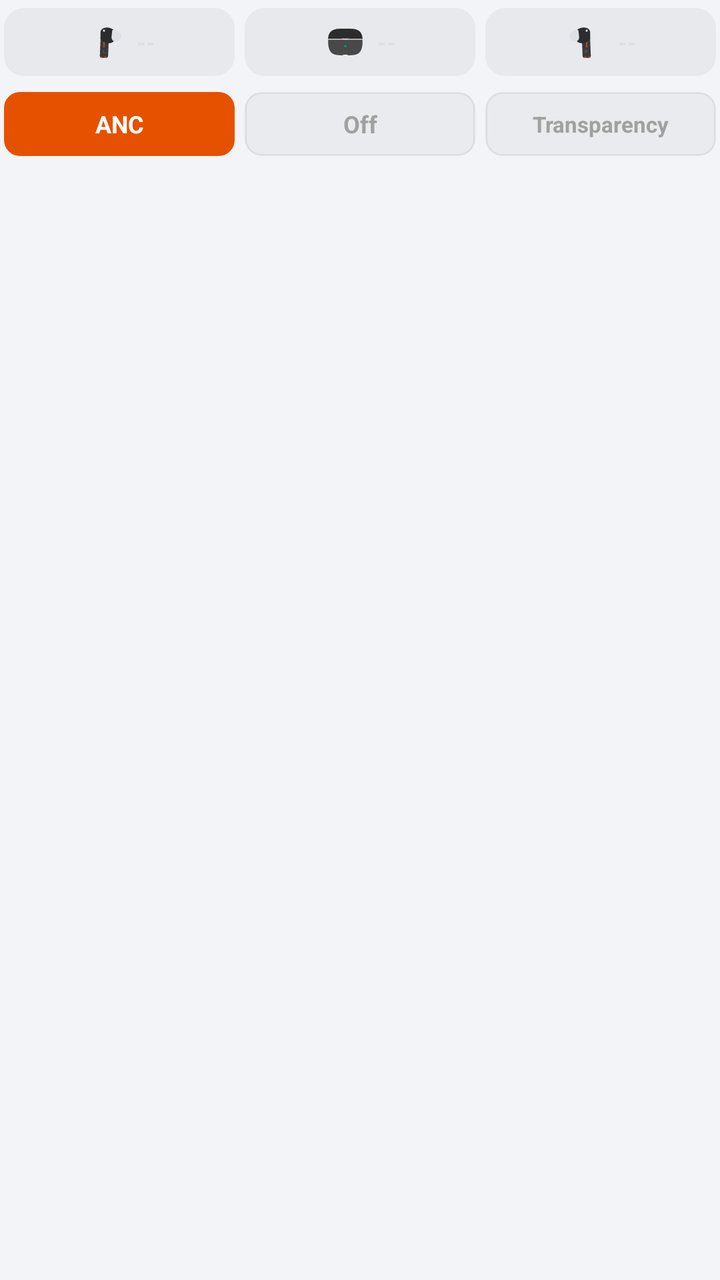
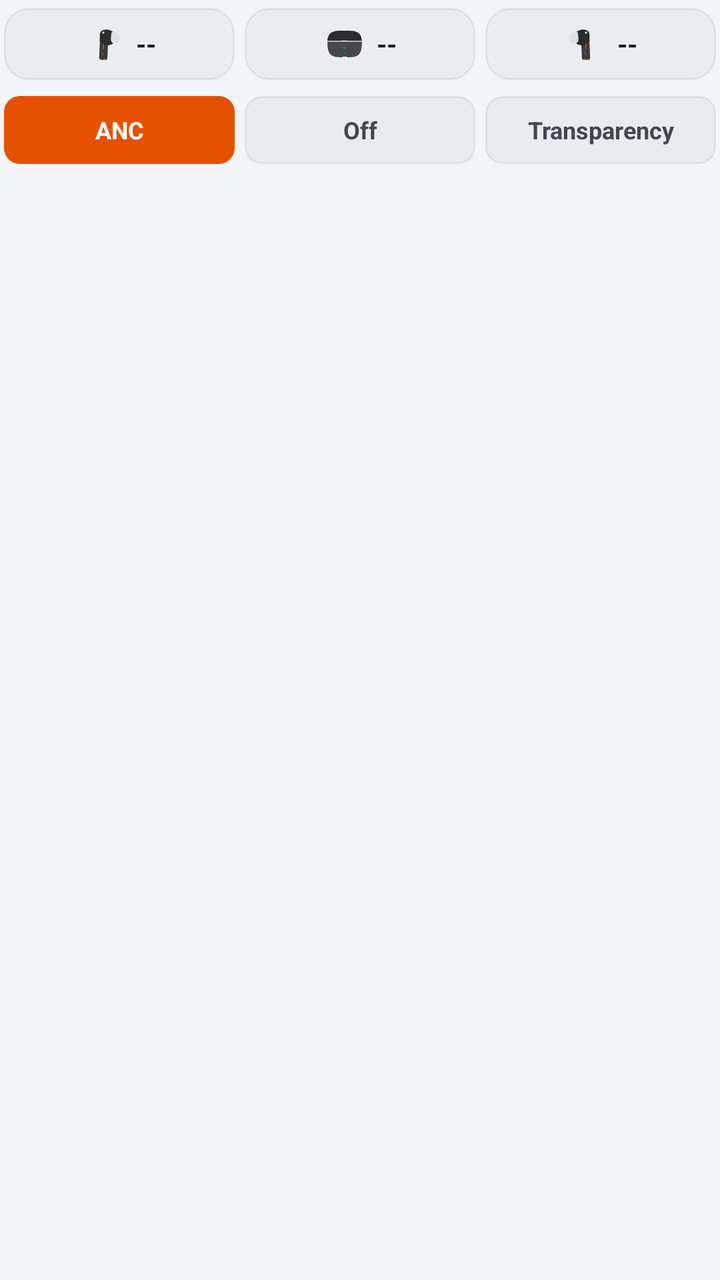

Screens rendered from an Android XML layout before and after an edit, with the pre-edit source and the edit as a unified diff.
<!-- AndroidManifest.xml: application theme AppTheme -->
<!-- res/layout/notification_buds_expanded.xml -->
<?xml version="1.0" encoding="utf-8"?>
<LinearLayout xmlns:android="http://schemas.android.com/apk/res/android"
    android:layout_width="match_parent"
    android:layout_height="wrap_content"
    android:orientation="vertical"
    android:paddingVertical="4dp"
    android:paddingHorizontal="2dp">

    
    <LinearLayout
        android:layout_width="match_parent"
        android:layout_height="wrap_content"
        android:orientation="horizontal"
        android:gravity="center_vertical"
        android:layout_marginBottom="8dp">

        
        <LinearLayout
            android:layout_width="0dp"
            android:layout_height="wrap_content"
            android:layout_weight="1"
            android:orientation="horizontal"
            android:gravity="center"
            android:background="@drawable/bg_notif_pill"
            android:paddingVertical="6dp"
            android:paddingHorizontal="6dp"
            android:layout_marginEnd="3dp">

            <ImageView
                android:id="@+id/notif_iv_left"
                android:layout_width="22dp"
                android:layout_height="22dp"
                android:src="@drawable/ic_earbud_left" />

            <TextView
                android:id="@+id/notif_tv_left"
                android:layout_width="wrap_content"
                android:layout_height="wrap_content"
                android:text="--"
                android:textStyle="bold"
                android:textSize="12sp"
                android:textColor="#E0E0E0"
                android:layout_marginStart="5dp" />

            <ImageView
                android:id="@+id/notif_iv_charge_left"
                android:layout_width="11dp"
                android:layout_height="11dp"
                android:src="@drawable/ic_charging_bolt"
                android:visibility="gone"
                android:layout_marginStart="2dp" />
        </LinearLayout>

        
        <LinearLayout
            android:layout_width="0dp"
            android:layout_height="wrap_content"
            android:layout_weight="1"
            android:orientation="horizontal"
            android:gravity="center"
            android:background="@drawable/bg_notif_pill"
            android:paddingVertical="6dp"
            android:paddingHorizontal="6dp"
            android:layout_marginHorizontal="2dp">

            <ImageView
                android:id="@+id/notif_iv_case"
                android:layout_width="22dp"
                android:layout_height="22dp"
                android:src="@drawable/ic_case" />

            <TextView
                android:id="@+id/notif_tv_case"
                android:layout_width="wrap_content"
                android:layout_height="wrap_content"
                android:text="--"
                android:textStyle="bold"
                android:textSize="12sp"
                android:textColor="#E0E0E0"
                android:layout_marginStart="5dp" />

            <ImageView
                android:id="@+id/notif_iv_charge_case"
                android:layout_width="11dp"
                android:layout_height="11dp"
                android:src="@drawable/ic_charging_bolt"
                android:visibility="gone"
                android:layout_marginStart="2dp" />
        </LinearLayout>

        
        <LinearLayout
            android:layout_width="0dp"
            android:layout_height="wrap_content"
            android:layout_weight="1"
            android:orientation="horizontal"
            android:gravity="center"
            android:background="@drawable/bg_notif_pill"
            android:paddingVertical="6dp"
            android:paddingHorizontal="6dp"
            android:layout_marginStart="3dp">

            <ImageView
                android:id="@+id/notif_iv_right"
                android:layout_width="22dp"
                android:layout_height="22dp"
                android:src="@drawable/ic_earbud_right" />

            <TextView
                android:id="@+id/notif_tv_right"
                android:layout_width="wrap_content"
                android:layout_height="wrap_content"
                android:text="--"
                android:textStyle="bold"
                android:textSize="12sp"
                android:textColor="#E0E0E0"
                android:layout_marginStart="5dp" />

            <ImageView
                android:id="@+id/notif_iv_charge_right"
                android:layout_width="11dp"
                android:layout_height="11dp"
                android:src="@drawable/ic_charging_bolt"
                android:visibility="gone"
                android:layout_marginStart="2dp" />
        </LinearLayout>
    </LinearLayout>

    
    <LinearLayout
        android:id="@+id/notif_ll_anc_controls"
        android:layout_width="match_parent"
        android:layout_height="wrap_content"
        android:orientation="horizontal"
        android:gravity="center_vertical">

        
        <TextView
            android:id="@+id/notif_btn_anc"
            android:layout_width="0dp"
            android:layout_height="32dp"
            android:layout_weight="1"
            android:gravity="center"
            android:text="ANC"
            android:textStyle="bold"
            android:textSize="12sp"
            android:textColor="#FFFFFF"
            android:background="@drawable/bg_notif_anc_active"
            android:layout_marginEnd="3dp" />

        
        <TextView
            android:id="@+id/notif_btn_off"
            android:layout_width="0dp"
            android:layout_height="32dp"
            android:layout_weight="1"
            android:gravity="center"
            android:text="Off"
            android:textStyle="bold"
            android:textSize="12sp"
            android:textColor="#A0A0A0"
            android:background="@drawable/bg_notif_anc_inactive"
            android:layout_marginHorizontal="2dp" />

        
        <TextView
            android:id="@+id/notif_btn_trans"
            android:layout_width="0dp"
            android:layout_height="32dp"
            android:layout_weight="1"
            android:gravity="center"
            android:text="Transparency"
            android:textStyle="bold"
            android:textSize="11sp"
            android:textColor="#A0A0A0"
            android:background="@drawable/bg_notif_anc_inactive"
            android:layout_marginStart="3dp" />
    </LinearLayout>
</LinearLayout>
<!-- resources referenced by this layout -->
<resources>
  <!-- drawable bg_notif_anc_active (drawable) -->
  <?xml version="1.0" encoding="utf-8"?>
  <shape xmlns:android="http://schemas.android.com/apk/res/android"
      android:shape="rectangle">
      <solid android:color="@color/primary" />
      <corners android:radius="8dp" />
  </shape>
  <!-- drawable bg_notif_anc_inactive (drawable) -->
  <?xml version="1.0" encoding="utf-8"?>
  <shape xmlns:android="http://schemas.android.com/apk/res/android"
      android:shape="rectangle">
      <solid android:color="#14808080" />
      <stroke android:width="1dp" android:color="#24808080" />
      <corners android:radius="8dp" />
  </shape>
  <!-- drawable bg_notif_pill (drawable) -->
  <?xml version="1.0" encoding="utf-8"?>
  <shape xmlns:android="http://schemas.android.com/apk/res/android"
      android:shape="rectangle">
      <solid android:color="#18808080" />
      <corners android:radius="10dp" />
  </shape>
  <!-- drawable ic_case (drawable) -->
  <vector xmlns:android="http://schemas.android.com/apk/res/android"
      android:width="56dp"
      android:height="56dp"
      android:viewportWidth="64"
      android:viewportHeight="64">
  
      
      <path
          android:fillColor="@color/case_color"
          android:pathData="M16,14 C20,12 44,12 48,14 C55,16 57,24 57,32 C57,40 55,48 48,50 C44,52 20,52 16,50 C9,48 7,40 7,32 C7,24 9,16 16,14 Z" />
  
      
      <path
          android:fillColor="@color/bud_color"
          android:pathData="M16,14 C20,12 44,12 48,14 C55,16 57,22 57,28 L7,28 C7,22 9,16 16,14 Z" />
  
      
      <path
          android:strokeColor="@color/bg_dark"
          android:strokeWidth="1.2"
          android:pathData="M7,28 L57,28" />
  
      
      <path
          android:fillColor="@color/card_border"
          android:pathData="M27,27 C27,29 37,29 37,27 Z" />
  
      
      <path
          android:fillColor="@color/success"
          android:pathData="M32,36 A2,2 0 1,0 32,40 A2,2 0 1,0 32,36 Z" />
  
      
      <path
          android:strokeColor="@color/bg_dark"
          android:strokeWidth="1"
          android:strokeLineCap="round"
          android:pathData="M29,51 L35,51" />
  </vector>
  <!-- drawable ic_charging_bolt (drawable) -->
  <vector xmlns:android="http://schemas.android.com/apk/res/android"
      android:width="16dp"
      android:height="16dp"
      android:viewportWidth="24"
      android:viewportHeight="24">
      <path
          android:fillColor="@color/success"
          android:pathData="M7,2v11h3v9l7,-12h-4l4,-8z"/>
  </vector>
  <style name="AppTheme" parent="@android:style/Theme.DeviceDefault.Light.NoActionBar">
          <item name="android:windowBackground">@color/bg_dark</item>
          <item name="android:colorBackground">@color/bg_dark</item>
          <item name="android:statusBarColor">@color/bg_dark</item>
          <item name="android:windowLightStatusBar">true</item>
          <item name="android:navigationBarColor">@color/bg_dark</item>
          <item name="android:windowLightNavigationBar">true</item>
      </style>
  <color name="primary">#E65100</color>
  <color name="case_color">#48484A</color>
  <color name="bud_color">#2C2C2E</color>
  <color name="bg_dark">#F2F4F7</color>
  <color name="card_border">#DDE1E6</color>
  <color name="success">#198754</color>
  <color name="bud_stem">#3A3A3C</color>
  <color name="text_dim">#555558</color>
</resources>

<!-- the commit's change to res/layout/notification_buds_expanded.xml (unified diff, before → after) -->
@@ -22,7 +22,7 @@
             android:orientation="horizontal"
             android:gravity="center"
             android:background="@drawable/bg_notif_pill"
-            android:paddingVertical="6dp"
+            android:paddingVertical="7dp"
             android:paddingHorizontal="6dp"
             android:layout_marginEnd="3dp">
 
@@ -38,14 +38,14 @@
                 android:layout_height="wrap_content"
                 android:text="--"
                 android:textStyle="bold"
-                android:textSize="12sp"
-                android:textColor="#E0E0E0"
+                android:textSize="13sp"
+                android:textColor="?android:attr/textColorPrimary"
                 android:layout_marginStart="5dp" />
 
             <ImageView
                 android:id="@+id/notif_iv_charge_left"
-                android:layout_width="11dp"
-                android:layout_height="11dp"
+                android:layout_width="12dp"
+                android:layout_height="12dp"
                 android:src="@drawable/ic_charging_bolt"
                 android:visibility="gone"
                 android:layout_marginStart="2dp" />
@@ -59,7 +59,7 @@
             android:orientation="horizontal"
             android:gravity="center"
             android:background="@drawable/bg_notif_pill"
-            android:paddingVertical="6dp"
+            android:paddingVertical="7dp"
             android:paddingHorizontal="6dp"
             android:layout_marginHorizontal="2dp">
 
@@ -75,14 +75,14 @@
                 android:layout_height="wrap_content"
                 android:text="--"
                 android:textStyle="bold"
-                android:textSize="12sp"
-                android:textColor="#E0E0E0"
+                android:textSize="13sp"
+                android:textColor="?android:attr/textColorPrimary"
                 android:layout_marginStart="5dp" />
 
             <ImageView
                 android:id="@+id/notif_iv_charge_case"
-                android:layout_width="11dp"
-                android:layout_height="11dp"
+                android:layout_width="12dp"
+                android:layout_height="12dp"
                 android:src="@drawable/ic_charging_bolt"
                 android:visibility="gone"
                 android:layout_marginStart="2dp" />
@@ -96,7 +96,7 @@
             android:orientation="horizontal"
             android:gravity="center"
             android:background="@drawable/bg_notif_pill"
-            android:paddingVertical="6dp"
+            android:paddingVertical="7dp"
             android:paddingHorizontal="6dp"
             android:layout_marginStart="3dp">
 
@@ -112,14 +112,14 @@
                 android:layout_height="wrap_content"
                 android:text="--"
                 android:textStyle="bold"
-                android:textSize="12sp"
-                android:textColor="#E0E0E0"
+                android:textSize="13sp"
+                android:textColor="?android:attr/textColorPrimary"
                 android:layout_marginStart="5dp" />
 
             <ImageView
                 android:id="@+id/notif_iv_charge_right"
-                android:layout_width="11dp"
-                android:layout_height="11dp"
+                android:layout_width="12dp"
+                android:layout_height="12dp"
                 android:src="@drawable/ic_charging_bolt"
                 android:visibility="gone"
                 android:layout_marginStart="2dp" />
@@ -138,7 +138,7 @@
         <TextView
             android:id="@+id/notif_btn_anc"
             android:layout_width="0dp"
-            android:layout_height="32dp"
+            android:layout_height="34dp"
             android:layout_weight="1"
             android:gravity="center"
             android:text="ANC"
@@ -152,13 +152,13 @@
         <TextView
             android:id="@+id/notif_btn_off"
             android:layout_width="0dp"
-            android:layout_height="32dp"
+            android:layout_height="34dp"
             android:layout_weight="1"
             android:gravity="center"
             android:text="Off"
             android:textStyle="bold"
             android:textSize="12sp"
-            android:textColor="#A0A0A0"
+            android:textColor="?android:attr/textColorSecondary"
             android:background="@drawable/bg_notif_anc_inactive"
             android:layout_marginHorizontal="2dp" />
 
@@ -166,13 +166,13 @@
         <TextView
             android:id="@+id/notif_btn_trans"
             android:layout_width="0dp"
-            android:layout_height="32dp"
+            android:layout_height="34dp"
             android:layout_weight="1"
             android:gravity="center"
             android:text="Transparency"
             android:textStyle="bold"
-            android:textSize="11sp"
-            android:textColor="#A0A0A0"
+            android:textSize="12sp"
+            android:textColor="?android:attr/textColorSecondary"
             android:background="@drawable/bg_notif_anc_inactive"
             android:layout_marginStart="3dp" />
     </LinearLayout>
<!-- resource entries referenced after the edit -->
@@ -19,8 +19,9 @@
   <?xml version="1.0" encoding="utf-8"?>
   <shape xmlns:android="http://schemas.android.com/apk/res/android"
       android:shape="rectangle">
-      <solid android:color="#18808080" />
-      <corners android:radius="10dp" />
+      <solid android:color="#127F7F7F" />
+      <stroke android:width="1dp" android:color="#247F7F7F" />
+      <corners android:radius="12dp" />
   </shape>
   <!-- drawable ic_case (drawable) -->
   <vector xmlns:android="http://schemas.android.com/apk/res/android"
